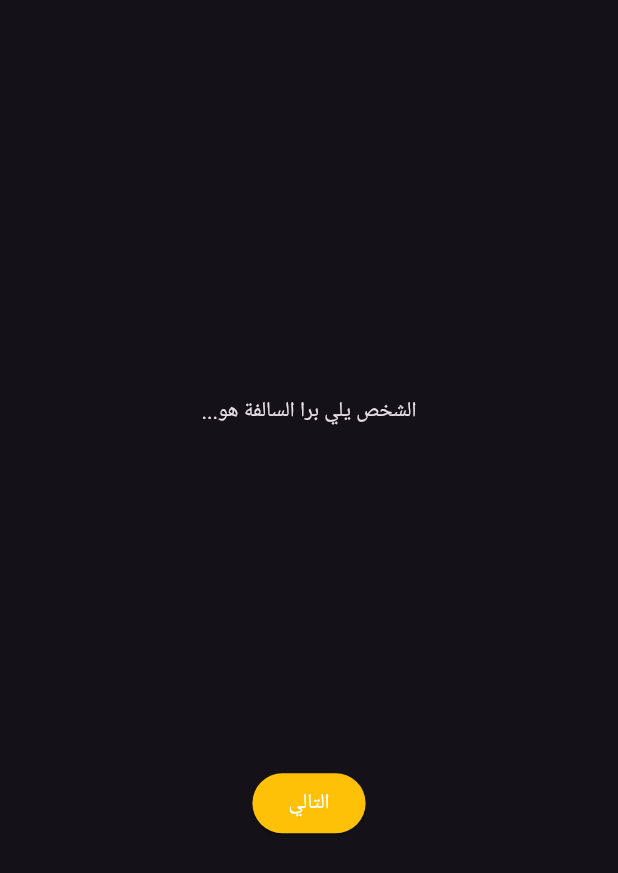
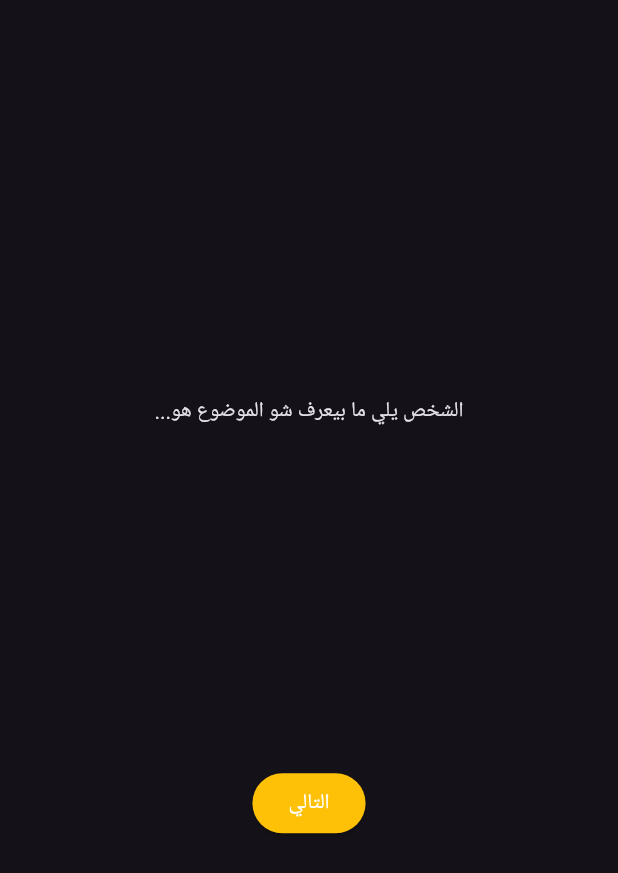
Before and after one commit to loaidev64/bara_salfeh, a Flutter app: the BaraSalfehScreen screen opened by its route, on a phone screen of 412 x 824 dp. Shown: the top 873 px of the screen. Run offline on Flutter 3.47's test engine with Material 3 defaults, Android fonts, the phone set to English and light mode, and no system bars.

Commit message:
migrated to sho almawo3

```diff
--- a/lib/screens/ask_questions_screen.dart
+++ b/lib/screens/ask_questions_screen.dart
@@ -35,8 +35,8 @@ class _AskQuestionsScreenState extends State<AskQuestionsScreen> {
               Text(
                 '''
 ${scoreDi.askings[index]} اسأل ${scoreDi.answers[index]} سؤال متعلق
-بالسالفة! اختار سؤالك بعناية حتى اللي
- برا السالفة ما يعرف عن ايش تتكلمون
+بالموضوع! اختار سؤالك بعناية حتى اللي
+ ما بيعرف شو الموضوع ما يعرف عن شو عم تحكو
 ''',
                 style: TextStyle(
                   fontSize: 16,
--- a/lib/screens/bara_salfeh_screen.dart
+++ b/lib/screens/bara_salfeh_screen.dart
@@ -59,7 +59,7 @@ class _BaraSalfehScreenState extends State<BaraSalfehScreen> {
             child: Column(
               mainAxisAlignment: MainAxisAlignment.center,
               children: [
-                Text('''الشخص يلي برا السالفة هو...'''),
+                Text('''الشخص يلي ما بيعرف شو الموضوع هو...'''),
                 SizedBox(height: 100),
                 Text(
                   personName,
--- a/lib/screens/choose_salfeh_screen.dart
+++ b/lib/screens/choose_salfeh_screen.dart
@@ -35,7 +35,7 @@ class _ChooseSalfehScreenState extends State<ChooseSalfehScreen> {
             child: Column(
               mainAxisAlignment: MainAxisAlignment.center,
               children: [
-                Text('''${context.scoreDi.baraSalfehName} ايش هي السالفة؟'''),
+                Text('''${context.scoreDi.baraSalfehName} شو الموضوع؟'''),
                 SizedBox(height: 20),
                 for (final name in _getAnimalNames) ...[
                   ElevatedButton(
--- a/lib/screens/more_questions_screen.dart
+++ b/lib/screens/more_questions_screen.dart
@@ -26,9 +26,9 @@ class _MoreQuestionsScreenState extends State<MoreQuestionsScreen> {
               children: [
                 Text(
                   '''
-${scoreDi.askings[index]} اختار الشخص تبغى تسأله أو
- اضغط زر تصويت إذا كنتم جاهزين
-للتصويت على اللي برا السالفة
+${scoreDi.askings[index]} اختار الشخص بدك تسأله أو
+ اضغط زر تصويت إذا كنتو جاهزين
+للتصويت على اللي ما بعرف الموضوع
 ''',
                   textAlign: TextAlign.center,
                 ),
--- a/lib/screens/person_type_screen.dart
+++ b/lib/screens/person_type_screen.dart
@@ -1,3 +1,4 @@
+import 'package:bara_salfeh/constants.dart';
 import 'package:bara_salfeh/di/score_di.dart';
 import 'package:bara_salfeh/screens/ask_questions_screen.dart';
 import 'package:flutter/material.dart';
@@ -64,7 +65,7 @@ class _PersonTypeScreenState extends State<PersonTypeScreen> {
             '''
 اعطوا الجوال ل$personName
 اضغط التالي حتى تعرف هل انت
-برا السالفة أو داخلها ولا تخلي احد غيرك
+بتعرف الموضوع ولا لأ ولا تخلي حدا غيرك
 يشوف الشاشة!
 ''',
             style: TextStyle(
@@ -89,15 +90,15 @@ class _PersonTypeScreenState extends State<PersonTypeScreen> {
           Text(
             personName == context.scoreDi.baraSalfehName
                 ? '''
-انت يلي برا السالفة! حاول تعرف وش
-السالفة بالضبط من كلام البقية أو
- اقنعهم يصوتون على الشخص الخطأ!
- تلميح السالفة عن الحيوانات
+انت يلي ما بتعرف الموضوع! حاول تعرف شو
+الموضوع بالضبط من كلام الباقي أو
+ اقنعهم يصوتو على الشخص الخطأ!
+ تلميح الموضوع عن ${dataType.name}
 '''
                 : '''
-أنت داخل السالفة واللي هي
+أنت بتعرف الموضوع واللي هو
 ${context.scoreDi.salfehAnimal}
-هدفك في اللعبة معرفة مين منكم اللي برا السالفة
+هدفك في اللعبة تعرف مين منكم اللي ما بعرف شو الموضوع
 ''',
             style: TextStyle(
               fontSize: 16,
--- a/lib/screens/vote_screen.dart
+++ b/lib/screens/vote_screen.dart
@@ -25,7 +25,7 @@ class _VoteScreenState extends State<VoteScreen> {
               mainAxisAlignment: MainAxisAlignment.center,
               children: [
                 Text('''
-${scoreDi.askings[index]} اختار الشخص اللي تظن انه برا السالفة
+${scoreDi.askings[index]} اختار الشخص اللي تظن انه ما بعرف شو الموضوع
 '''),
                 SizedBox(height: 20),
                 for (final name in List<String>.from(scoreDi.names)
```
Also changed, not shown: lib/constants.dart (+135 -2 lines), lib/widgets/data_type_drop_down.dart (+1 -8 lines), 2 other files.
